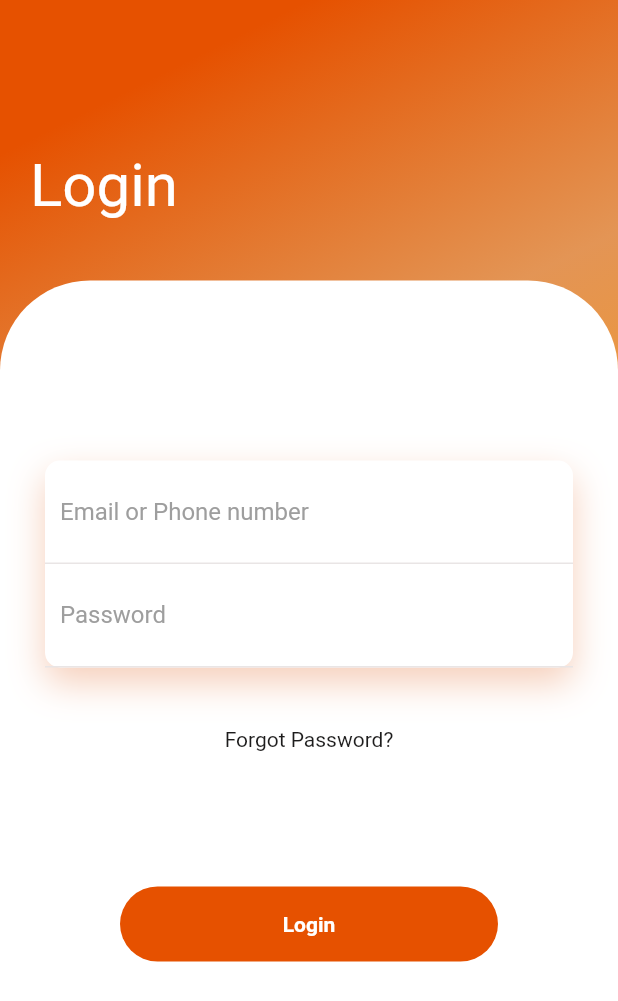
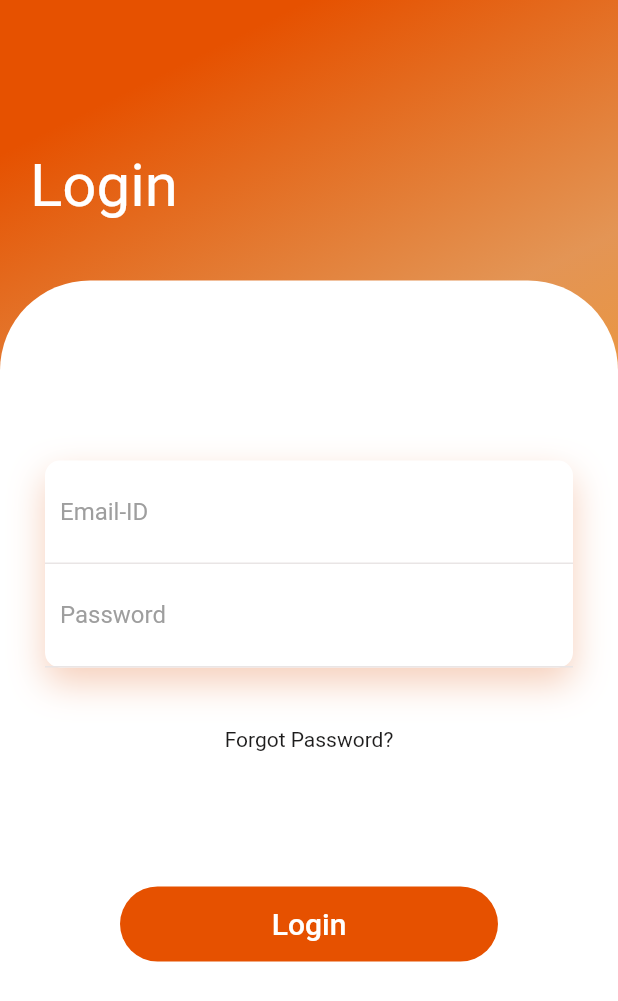
Before and after one commit to Flutter-Learning-Community/flutter-login, a Flutter app: the screen it shows after launch, on a phone screen of 412 x 824 dp. Shown: the top 1001 px of the screen. Run offline on Flutter 3.47's test engine with Material 2 defaults, Android fonts, the phone set to English and light mode, and no system bars; our stand-ins replace simple_animations.

```diff
--- a/lib/login.dart
+++ b/lib/login.dart
@@ -1,7 +1,15 @@
 import 'package:flutter/material.dart';
 import 'Animation/FadeAnimation.dart';
 
-class HomePage extends StatelessWidget {
+class HomePage extends StatefulWidget {
+  @override
+  State<HomePage> createState() => _HomePageState();
+}
+
+class _HomePageState extends State<HomePage> {
+  final formKey = GlobalKey<FormState>();
+  var emailcontroller = TextEditingController();
+  var passwordcontroller = TextEditingController();
   @override
   Widget build(BuildContext context) {
     return Scaffold(
@@ -68,6 +76,8 @@ class HomePage extends StatelessWidget {
                                           blurRadius: 20,
                                           offset: Offset(0, 10))
                                     ]),
+                                child: Form(
+                                  key: formKey,
                                   child: Column(
                                     children: <Widget>[
                                       Container(
@@ -77,12 +87,23 @@ class HomePage extends StatelessWidget {
                                                 bottom: BorderSide(
                                                     color: Color.fromARGB(
                                                         255, 233, 229, 229)))),
-                                      child: TextField(
+                                        child: TextFormField(
+                                          controller: emailcontroller,
                                           decoration: InputDecoration(
-                                            hintText: "Email or Phone number",
+                                            hintText: "Email-ID",
                                             hintStyle:
                                                 TextStyle(color: Colors.grey),
-                                            border: InputBorder.none),
+                                            border: InputBorder.none,
+                                          ),
+                                          validator: (value) {
+                                            if (value!.trim().isEmpty ||
+                                                !RegExp(r"^[a-zA-Z0-9.a-zA-Z0-9.!#$%&'*+-/=?^_`{|}~]+@[a-zA-Z0-9]+\.[a-zA-Z]+")
+                                                    .hasMatch(value)) {
+                                              return "Invalid email";
+                                            } else {
+                                              return null;
+                                            }
+                                          },
                                         ),
                                       ),
                                       Container(
@@ -92,17 +113,27 @@ class HomePage extends StatelessWidget {
                                                 bottom: BorderSide(
                                                     color: Color.fromARGB(
                                                         255, 233, 229, 229)))),
-                                      child: TextField(
+                                        child: TextFormField(
+                                            controller: passwordcontroller,
                                             decoration: InputDecoration(
                                                 hintText: "Password",
-                                            hintStyle:
-                                                TextStyle(color: Colors.grey),
+                                                hintStyle: TextStyle(
+                                                    color: Colors.grey),
                                                 border: InputBorder.none),
-                                      ),
+                                            validator: (value) {
+                                              if (value!.trim().isEmpty ||
+                                                  !RegExp(r'.{8,}$')
+                                                      .hasMatch(value)) {
+                                                return "Invalid password";
+                                              } else {
+                                                return null;
+                                              }
+                                            }),
                                       ),
                                     ],
                                   ),
                                 )),
+                          ),
                           SizedBox(
                             height: 40,
                           ),
@@ -125,13 +156,21 @@ class HomePage extends StatelessWidget {
                                     borderRadius: BorderRadius.circular(50),
                                     color: Colors.orange[900]),
                                 child: Center(
+                                    child: TextButton(
                                   child: Text(
                                     "Login",
                                     style: TextStyle(
-                                        color: Colors.white,
-                                        fontWeight: FontWeight.bold),
+                                        fontSize: 20, color: Colors.white),
                                   ),
-                                ),
+                                  onPressed: () {
+                                    if (formKey.currentState!.validate()) {
+                                      ScaffoldMessenger.of(context)
+                                          .showSnackBar(SnackBar(
+                                              content:
+                                                  Text("Successfully login")));
+                                    }
+                                  },
+                                )),
                               )),
                           SizedBox(
                             height: 50,
```
Lines whose indentation alone changed are shown as unchanged.
